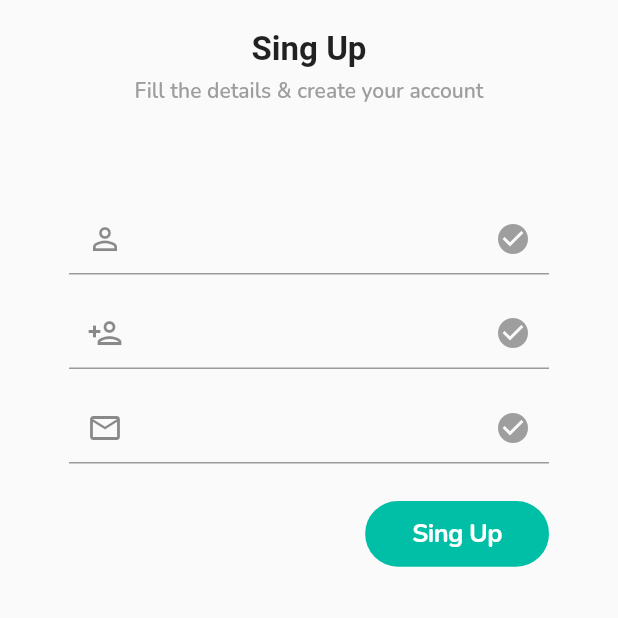
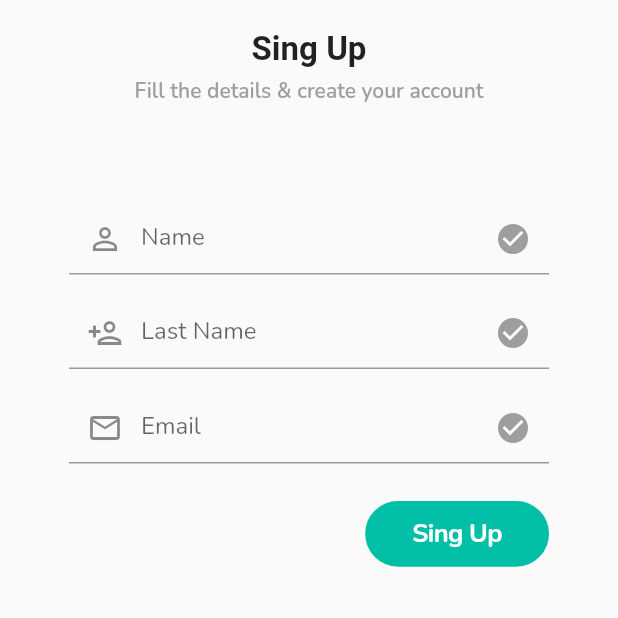
Before and after one commit to IsmaelGarciaP/flutter_intermedio_app, a Flutter app: the RegisterPage screen opened by its route, on a phone screen of 412 x 824 dp, the top half of it. Run offline on Flutter 3.47's test engine with Material 2 defaults, Android fonts, the phone set to English and light mode, and no system bars; our stand-ins replace dots_indicator, flutter_svg, google_fonts.

Commit message:
register1 commit

```diff
--- a/lib/src/global_widgets/input_text.dart
+++ b/lib/src/global_widgets/input_text.dart
@@ -10,6 +10,7 @@ class InputText extends StatefulWidget {
   final void Function(String)? onSubmitted;
   final TextInputAction? textInputAction;
   final TextInputType? keyboardType;
+  final String? labelText;
 
   const InputText({
     Key? key,
@@ -19,7 +20,7 @@ class InputText extends StatefulWidget {
     this.onChanged,
     this.onSubmitted,
     this.textInputAction,
-    this.keyboardType,
+    this.keyboardType, this.labelText,
   }) : super(key: key);
 
   @override
@@ -63,6 +64,8 @@ class _InputTextState extends State<InputText> {
       obscureText: _obscureText,
       onSubmitted: widget.onSubmitted,
       decoration: InputDecoration(
+        contentPadding: const EdgeInsets.symmetric(vertical: 5),
+        labelText: widget.labelText,
         prefixIcon: widget.prefixIcon,
         suffixIcon: widget.obscureText
             ? CupertinoButton(
--- a/lib/src/pages/login/Widgets/login_form.dart
+++ b/lib/src/pages/login/Widgets/login_form.dart
@@ -42,6 +42,7 @@ class LoginForm extends StatelessWidget {
           InputText(
             prefixIcon: const Icon(Icons.email_outlined),
             keyboardType: TextInputType.emailAddress,
+            labelText: "Email",
             valiator: (t) {
               return t.contains("@");
             },
@@ -52,6 +53,7 @@ class LoginForm extends StatelessWidget {
           InputText(
             prefixIcon: const Icon(Icons.lock_outline),
             obscureText: true,
+            labelText: "Password",
             onChanged: controller.onPasswordChanged,
             textInputAction: TextInputAction.send,
             onSubmitted: (text) => _submit(context),
--- a/lib/src/pages/register/Widgets/register_form.dart
+++ b/lib/src/pages/register/Widgets/register_form.dart
@@ -15,16 +15,19 @@ class RegisterFrom extends StatelessWidget {
       child: Column(
         children: [
           InputText(
+            labelText: "Name",
             prefixIcon: const Icon(Icons.person_outline),
             onChanged: controller.onNameChanged,
           ),
           const SizedBox(height: 15),
           InputText(
+            labelText: "Last Name",
             prefixIcon: const Icon(Icons.person_add_outlined),
             onChanged: controller.onLastnameChanged,
           ),
           const SizedBox(height: 15),
           InputText(
+            labelText: "Email",
             prefixIcon: const Icon(Icons.email_outlined),
             onChanged: controller.onEmailChanged,
           ),
--- a/lib/src/pages/register/register_page.dart
+++ b/lib/src/pages/register/register_page.dart
@@ -11,11 +11,21 @@ class RegisterPage extends StatelessWidget {
   Widget build(BuildContext context) {
     return ChangeNotifierProvider<RegisterController>(
         create: (_) => RegisterController(),
-      builder: (_, __) => Scaffold(
+        builder: (_, __) {
+          final MediaQueryData data = MediaQuery.of(_);
+          final padding = data.padding;
+          final Size size = data.size;
+          return Scaffold(
             body: SafeArea(
+              child: GestureDetector(
+                onTap: () => FocusScope.of(context).unfocus(),
                 child: SingleChildScrollView(
                   child: Container(
                     width: double.infinity,
+                    constraints: BoxConstraints(
+                      minHeight: size.height - padding.top - padding.bottom,
+                    ),
+                    color: Colors.transparent,
                     child: Column(
                       children: [
                         const SizedBox(height: 20),
@@ -40,5 +50,6 @@ class RegisterPage extends StatelessWidget {
               ),
             ),
           );
+        });
   }
 }
```
Lines whose indentation alone changed are shown as unchanged.
